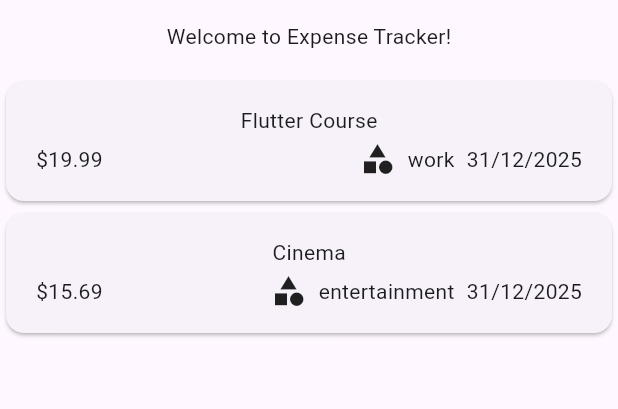
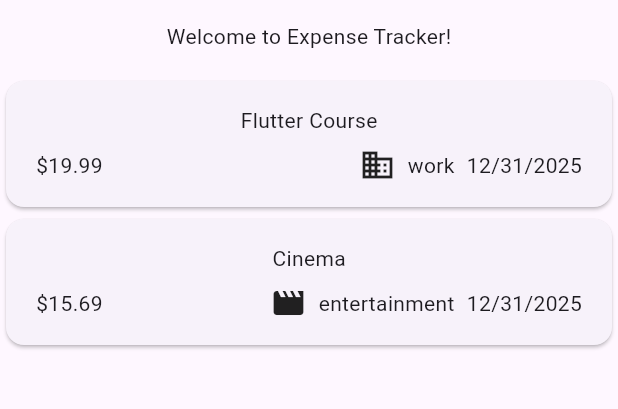
Before and after one commit to Meruem243/expense_tracker_re, a Flutter app: the screen it shows after launch, on a phone screen of 412 x 824 dp, the part 63-472 px from its top. Run offline on Flutter 3.47's test engine with Material 3 defaults, Android fonts, the light colour scheme and no system bars.

Commit message:
Add date formatting to Expense model and update ExpenseItem widget to use formatted date and categoryIcons

```diff
--- a/lib/models/expense.dart
+++ b/lib/models/expense.dart
@@ -1,8 +1,19 @@
 import 'package:uuid/uuid.dart';
+import 'package:flutter/material.dart';
+import 'package:intl/intl.dart';
+
+final formatter = DateFormat.yMd();
 
 const uuid = Uuid();
 
 enum Category { food, travel, entertainment, work }
+
+const categoryIcons = {
+  Category.food: Icons.lunch_dining,
+  Category.travel: Icons.flight,
+  Category.entertainment: Icons.movie,
+  Category.work: Icons.business,
+};
 
 class Expense {
   Expense({
@@ -17,4 +28,8 @@ class Expense {
   final double amount;
   final DateTime date;
   final Category category;
+
+  String get formattedDate {
+    return formatter.format(date);
+  }
 }
--- a/lib/widgets/expense_list/expense_item.dart
+++ b/lib/widgets/expense_list/expense_item.dart
@@ -14,20 +14,18 @@ class ExpenseItem extends StatelessWidget {
         child: Column(
           children: [
             Text(expense.title),
-            SizedBox(height: 4),
+            SizedBox(height: 8),
             Row(
               children: [
                 Text('\$${expense.amount.toStringAsFixed(2)}'),
                 Spacer(),
                 Row(
                   children: [
-                    Icon(Icons.category),
+                    Icon(categoryIcons[expense.category]),
                     SizedBox(width: 8),
                     Text(expense.category.name),
                     SizedBox(width: 8),
-                    Text(
-                      '${expense.date.day}/${expense.date.month}/${expense.date.year}',
-                    ),
+                    Text(expense.formattedDate),
                   ],
                 ),
               ],
--- a/pubspec.yaml
+++ b/pubspec.yaml
@@ -35,6 +35,7 @@ dependencies:
   # Use with the CupertinoIcons class for iOS style icons.
   cupertino_icons: ^1.0.8
   uuid: ^4.5.2
+  intl: ^0.20.2
 
 dev_dependencies:
   flutter_test:
```
Also changed, not shown: pubspec.lock.
